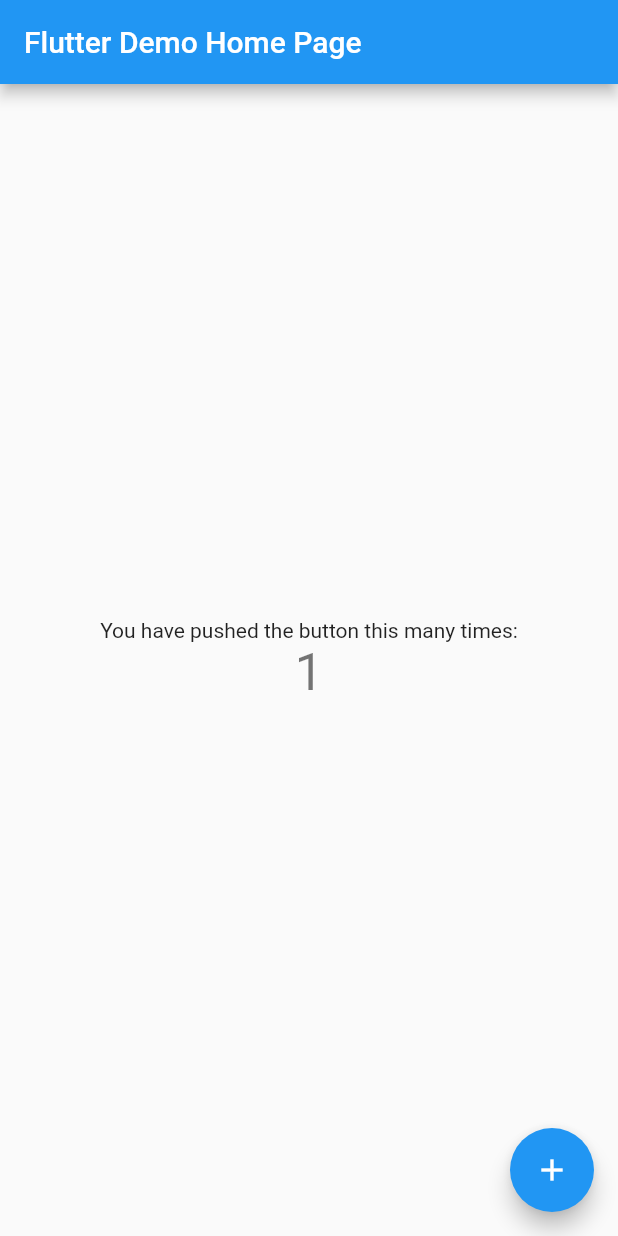
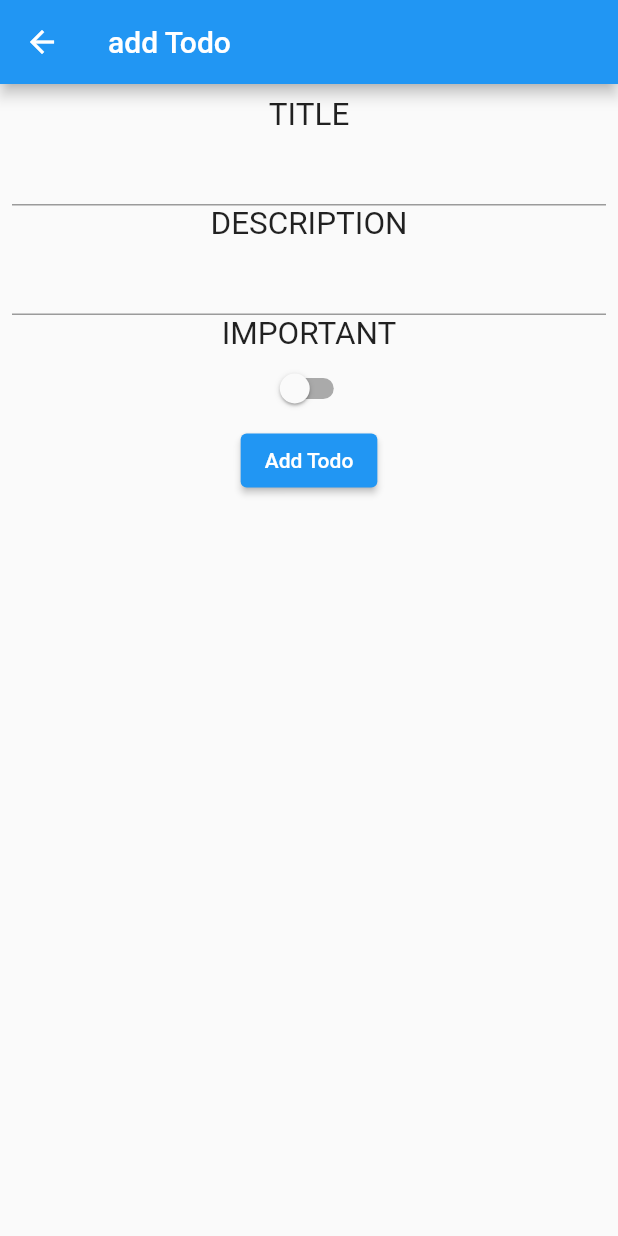
Before and after one commit to ppp3ppj/todo_app, a Flutter app: the screen it shows after launch, after a tap on the "add" icon, on a phone screen of 412 x 824 dp. Run offline on Flutter 3.47's test engine with Material 2 defaults, Android fonts, the phone set to English and light mode, and no system bars; our stand-ins replace bloc, equatable, flutter_bloc, hive, hive_flutter; accounts and stored records are empty.

Commit message:
bloc setup

```diff
--- a/lib/main.dart
+++ b/lib/main.dart
@@ -1,115 +1,44 @@
+import 'package:crud_bloc/src/app_route.dart';
+import 'package:crud_bloc/src/bloc/app_bloc_observer.dart';
+import 'package:crud_bloc/src/bloc/crud_bloc.dart';
+import 'package:crud_bloc/src/models/device_model.dart';
+import 'package:crud_bloc/src/pages/homepage.dart';
 import 'package:flutter/material.dart';
+import 'package:flutter_bloc/flutter_bloc.dart';
 
-void main() {
-  runApp(const MyApp());
+import 'package:hive/hive.dart';
+import 'package:hive_flutter/hive_flutter.dart';
+
+void main() async{
+  // runApp(const MyApp());
+  await Hive.initFlutter();
+  Hive.registerAdapter(DeviceModelAdapter());
+  BlocOverrides.runZoned(
+        () {
+      runApp(MyApp());
+    },
+    blocObserver: AppBlocObserver(),
+  );
 }
 
 class MyApp extends StatelessWidget {
   const MyApp({super.key});
 
-  // This widget is the root of your application.
   @override
   Widget build(BuildContext context) {
-    return MaterialApp(
-      title: 'Flutter Demo',
-      theme: ThemeData(
-        // This is the theme of your application.
-        //
-        // Try running your application with "flutter run". You'll see the
-        // application has a blue toolbar. Then, without quitting the app, try
-        // changing the primarySwatch below to Colors.green and then invoke
-        // "hot reload" (press "r" in the console where you ran "flutter run",
-        // or simply save your changes to "hot reload" in a Flutter IDE).
-        // Notice that the counter didn't reset back to zero; the application
-        // is not restarted.
-        primarySwatch: Colors.blue,
+
+    final crudBloc = BlocProvider<CrudBloc>(create: (context) => CrudBloc());
+
+    return MultiBlocProvider(
+      providers: [crudBloc],
+      child: MaterialApp(
+        title: 'Flutter Demo',
+        routes: AppRoute().getAll,
+        theme: ThemeData(
+          primarySwatch: Colors.blue,
+        ),
+        home: const MyHomePage(title: 'Flutter Demo Home Page'),
       ),
-      home: const MyHomePage(title: 'Flutter Demo Home Page'),
     );
   }
 }
-
-class MyHomePage extends StatefulWidget {
-  const MyHomePage({super.key, required this.title});
-
-  // This widget is the home page of your application. It is stateful, meaning
-  // that it has a State object (defined below) that contains fields that affect
-  // how it looks.
-
-  // This class is the configuration for the state. It holds the values (in this
-  // case the title) provided by the parent (in this case the App widget) and
-  // used by the build method of the State. Fields in a Widget subclass are
-  // always marked "final".
-
-  final String title;
-
-  @override
-  State<MyHomePage> createState() => _MyHomePageState();
-}
-
-class _MyHomePageState extends State<MyHomePage> {
-  int _counter = 0;
-
-  void _incrementCounter() {
-    setState(() {
-      // This call to setState tells the Flutter framework that something has
-      // changed in this State, which causes it to rerun the build method below
-      // so that the display can reflect the updated values. If we changed
-      // _counter without calling setState(), then the build method would not be
-      // called again, and so nothing would appear to happen.
-      _counter++;
-    });
-  }
-
-  @override
-  Widget build(BuildContext context) {
-    // This method is rerun every time setState is called, for instance as done
-    // by the _incrementCounter method above.
-    //
-    // The Flutter framework has been optimized to make rerunning build methods
-    // fast, so that you can just rebuild anything that needs updating rather
-    // than having to individually change instances of widgets.
-    return Scaffold(
-      appBar: AppBar(
-        // Here we take the value from the MyHomePage object that was created by
-        // the App.build method, and use it to set our appbar title.
-        title: Text(widget.title),
-      ),
-      body: Center(
-        // Center is a layout widget. It takes a single child and positions it
-        // in the middle of the parent.
-        child: Column(
-          // Column is also a layout widget. It takes a list of children and
-          // arranges them vertically. By default, it sizes itself to fit its
-          // children horizontally, and tries to be as tall as its parent.
-          //
-          // Invoke "debug painting" (press "p" in the console, choose the
-          // "Toggle Debug Paint" action from the Flutter Inspector in Android
-          // Studio, or the "Toggle Debug Paint" command in Visual Studio Code)
-          // to see the wireframe for each widget.
-          //
-          // Column has various properties to control how it sizes itself and
-          // how it positions its children. Here we use mainAxisAlignment to
-          // center the children vertically; the main axis here is the vertical
-          // axis because Columns are vertical (the cross axis would be
-          // horizontal).
-          mainAxisAlignment: MainAxisAlignment.center,
-          children: <Widget>[
-            const Text(
-              'You have pushed the button this many times:',
-            ),
-            Text(
-              '$_counter',
-              style: Theme.of(context).textTheme.headline4,
-            ),
-          ],
-        ),
-      ),
-      floatingActionButton: FloatingActionButton(
-        onPressed: _incrementCounter,
-        tooltip: 'Increment',
-        child: const Icon(Icons.add),
-      ), // This trailing comma makes auto-formatting nicer for build methods.
-    );
-  }
-}
--- /dev/null
+++ b/lib/src/app_route.dart
@@ -0,0 +1,15 @@
+import 'package:crud_bloc/src/pages/add_todo.dart';
+import 'package:flutter/cupertino.dart';
+import 'package:crud_bloc/src/pages/homepage.dart';
+
+class AppRoute {
+  static const home = 'home';
+  static const addTodo = 'addTodo';
+
+  final _route = <String, WidgetBuilder>{
+    home: (context) => MyHomePage(title: "HomePage"),
+    addTodo: (context) => AddTodoPage(title: "add Todo"),
+  };
+
+  get getAll => _route;
+}
--- /dev/null
+++ b/lib/src/bloc/app_bloc_observer.dart
@@ -0,0 +1,20 @@
+import 'dart:developer';
+
+import 'package:bloc/bloc.dart';
+
+
+class AppBlocObserver extends BlocObserver {
+  @override
+  void onTransition(Bloc bloc, Transition transition) {
+    print("AppBlocObserver" + transition.toString());
+    // log("AppBlocObserver" + transition.toString());
+    super.onTransition(bloc, transition);
+  }
+
+  @override
+  void onError(BlocBase bloc, Object error, StackTrace stackTrace) {
+    print(error);
+    // log(error.toString());
+    super.onError(bloc, error, stackTrace);
+  }
+}
--- /dev/null
+++ b/lib/src/bloc/crud_bloc.dart
@@ -0,0 +1,28 @@
+import 'dart:async';
+import 'dart:developer';
+
+import 'package:bloc/bloc.dart';
+import 'package:crud_bloc/src/models/device_model.dart';
+import 'package:crud_bloc/src/services/database_service.dart';
+import 'package:equatable/equatable.dart';
+
+part 'crud_event.dart';
+part 'crud_state.dart';
+
+class CrudBloc extends Bloc<CrudEvent, CrudState> {
+  CrudBloc() : super(CrudInitial()) {
+    List<DeviceModel> devices= [];
+    on<AddDevice>((event, emit) async {
+      // DatabaseService.addTask(
+      //   DeviceModel(title: event.title),
+      // );
+      devices.add(DeviceModel(title: event.title));
+      // log("OK");
+      print("OKKKKKKKKKKKKKKKKK");
+      log('${devices.first.toJson()}');
+      log('hi');
+    });
+
+
+  }
+}
--- /dev/null
+++ b/lib/src/bloc/crud_event.dart
@@ -0,0 +1,17 @@
+part of 'crud_bloc.dart';
+
+abstract class CrudEvent extends Equatable {
+  const CrudEvent();
+}
+
+class AddDevice extends CrudEvent {
+  // final int id;
+  final String title;
+
+  AddDevice({required this.title});
+
+
+  @override
+  List<Object?> get props =>
+      [title];
+}
--- /dev/null
+++ b/lib/src/bloc/crud_state.dart
@@ -0,0 +1,26 @@
+part of 'crud_bloc.dart';
+
+abstract class CrudState extends Equatable {
+  const CrudState();
+}
+
+class CrudInitial extends CrudState {
+  @override
+  List<Object> get props => [];
+}
+
+class DisplayTodos extends CrudState {
+  final List<DeviceModel> device;
+  const DisplayTodos({required this.device});
+
+  @override
+  List<Object> get props => [device];
+}
+
+class DisplaySpecificTodo extends CrudState {
+  final List<DeviceModel> device;
+  const DisplaySpecificTodo({required this.device});
+
+  @override
+  List<Object> get props => [device];
+}
--- /dev/null
+++ b/lib/src/models/device_model.dart
@@ -0,0 +1,48 @@
+import 'package:hive/hive.dart';
+import 'package:hive_flutter/hive_flutter.dart';
+
+part 'device_model.g.dart';
+
+@HiveType(typeId: 1)
+class DeviceModel {
+
+  @HiveField(0)
+  int? id;
+
+  @HiveField(1)
+  final String title;
+
+  @HiveField(2)
+  DateTime? date;
+
+  @HiveField(3)
+  bool status;
+
+  @HiveField(4)
+  bool statusTask; //? for taskStatus
+
+  //* Auto mode
+  //TODO: set auto 0 at this to condition to disable auto mode every use
+  //? can't not be set null to this value
+  @HiveField(5)
+  int autoMinOn;
+  @HiveField(6)
+  int autoMaxOff;
+
+
+  DeviceModel({
+    this.id, this.date, required this.title, this.status = false, this.statusTask = false, this.autoMaxOff = 0, this.autoMinOn = 0,
+  });
+
+  Map<String, dynamic> toJson() => {
+    'id': id,
+    'title': title,
+    'date': date,
+    'status': status,
+    'statusTask' :statusTask,
+    'autoMode' : '$autoMinOn : $autoMaxOff'
+  };
+
+
+// List<SolenoidModel> get solenoidV => solenoid;
+}
--- /dev/null
+++ b/lib/src/pages/add_todo.dart
@@ -0,0 +1,79 @@
+import 'package:crud_bloc/src/bloc/crud_bloc.dart';
+import 'package:crud_bloc/src/models/device_model.dart';
+import 'package:crud_bloc/src/widgets/custom_text.dart';
+import 'package:flutter/material.dart';
+
+import 'package:flutter_bloc/flutter_bloc.dart';
+
+class AddTodoPage extends StatefulWidget {
+  final String title;
+
+  const AddTodoPage({Key? key, required this.title}) : super(key: key);
+
+  @override
+  State<AddTodoPage> createState() => _AddTodoPageState();
+}
+
+class _AddTodoPageState extends State<AddTodoPage> {
+
+  final TextEditingController _title = TextEditingController();
+  final TextEditingController _description = TextEditingController();
+  bool toggleSwitch = false;
+
+  @override
+  Widget build(BuildContext context) {
+    return Scaffold(
+      appBar: AppBar(
+        title: Text(widget.title),
+      ),
+      body: Container(
+        padding: const EdgeInsets.all(8),
+        height: MediaQuery.of(context).size.height,
+        child: Column(
+          children: [
+            CustomText(text: 'title'.toUpperCase()),
+            TextFormField(controller: _title),
+            CustomText(text: 'description'.toUpperCase()),
+            TextFormField(controller: _description),
+            CustomText(text: 'important'.toUpperCase()),
+            Switch(
+              value: toggleSwitch,
+              onChanged: (newVal) {
+                setState(() {
+                  toggleSwitch = !toggleSwitch;
+                });
+              },
+            ),
+            BlocBuilder<CrudBloc, CrudState>(
+              builder: (context, state) {
+                return ElevatedButton(
+                    onPressed: () {
+                      if (_title.text.isNotEmpty &&
+                          _description.text.isNotEmpty) {
+                        context.read<CrudBloc>().add(
+                          AddDevice(title: _title.text),
+                            );
+                        ScaffoldMessenger.of(context)
+                            .showSnackBar(const SnackBar(
+                          duration: Duration(seconds: 1),
+                          content: Text("todo added successfully"),
+                        ));
+                        // context.read<CrudBloc>().add(const FetchTodos());
+                        Navigator.pop(context);
+                      } else {
+                        ScaffoldMessenger.of(context).showSnackBar(SnackBar(
+                          content: Text(
+                              "title and description fields must not be blank"
+                                  .toUpperCase()),
+                        ));
+                      }
+                    },
+                    child: const Text('Add Todo'));
+              },
+            ),
+          ],
+        ),
+      ),
+    );
+  }
+}
--- /dev/null
+++ b/lib/src/pages/homepage.dart
@@ -0,0 +1,93 @@
+import 'package:crud_bloc/src/app_route.dart';
+import 'package:flutter/material.dart';
+
+class MyHomePage extends StatefulWidget {
+  const MyHomePage({super.key, required this.title});
+
+  // This widget is the home page of your application. It is stateful, meaning
+  // that it has a State object (defined below) that contains fields that affect
+  // how it looks.
+
+  // This class is the configuration for the state. It holds the values (in this
+  // case the title) provided by the parent (in this case the App widget) and
+  // used by the build method of the State. Fields in a Widget subclass are
+  // always marked "final".
+
+  final String title;
+
+  @override
+  State<MyHomePage> createState() => _MyHomePageState();
+}
+
+class _MyHomePageState extends State<MyHomePage> {
+  int _counter = 0;
+
+  void _incrementCounter() {
+    setState(() {
+      // This call to setState tells the Flutter framework that something has
+      // changed in this State, which causes it to rerun the build method below
+      // so that the display can reflect the updated values. If we changed
+      // _counter without calling setState(), then the build method would not be
+      // called again, and so nothing would appear to happen.
+      _counter++;
+    });
+  }
+
+  @override
+  Widget build(BuildContext context) {
+    // This method is rerun every time setState is called, for instance as done
+    // by the _incrementCounter method above.
+    //
+    // The Flutter framework has been optimized to make rerunning build methods
+    // fast, so that you can just rebuild anything that needs updating rather
+    // than having to individually change instances of widgets.
+    return Scaffold(
+      appBar: AppBar(
+        // Here we take the value from the MyHomePage object that was created by
+        // the App.build method, and use it to set our appbar title.
+        title: Text(widget.title),
+        actions: [
+          IconButton(
+            onPressed: () => Navigator.pushNamed(context, AppRoute.addTodo),
+            icon: Icon(Icons.add),
+          ),
+        ],
+      ),
+      body: Center(
+        // Center is a layout widget. It takes a single child and positions it
+        // in the middle of the parent.
+        child: Column(
+          // Column is also a layout widget. It takes a list of children and
+          // arranges them vertically. By default, it sizes itself to fit its
+          // children horizontally, and tries to be as tall as its parent.
+          //
+          // Invoke "debug painting" (press "p" in the console, choose the
+          // "Toggle Debug Paint" action from the Flutter Inspector in Android
+          // Studio, or the "Toggle Debug Paint" command in Visual Studio Code)
+          // to see the wireframe for each widget.
+          //
+          // Column has various properties to control how it sizes itself and
+          // how it positions its children. Here we use mainAxisAlignment to
+          // center the children vertically; the main axis here is the vertical
+          // axis because Columns are vertical (the cross axis would be
+          // horizontal).
+          mainAxisAlignment: MainAxisAlignment.center,
+          children: <Widget>[
+            const Text(
+              'You have pushed the button this many times:',
+            ),
+            Text(
+              '$_counter',
+              style: Theme.of(context).textTheme.headline4,
+            ),
+          ],
+        ),
+      ),
+      floatingActionButton: FloatingActionButton(
+        onPressed: _incrementCounter,
+        tooltip: 'Increment',
+        child: const Icon(Icons.add),
+      ), // This trailing comma makes auto-formatting nicer for build methods.
+    );
+  }
+}
--- /dev/null
+++ b/lib/src/services/database_service.dart
@@ -0,0 +1,15 @@
+import 'dart:developer';
+
+import 'package:crud_bloc/src/models/device_model.dart';
+import 'package:hive_flutter/hive_flutter.dart';
+import 'package:hive/hive.dart';
+
+class DatabaseService {
+  // static final DatabaseService instance = DatabaseService._init();
+  Future<void> addTask(DeviceModel device) async {
+    log('devide : ${device.id}');
+    final deviceDB = await Hive.openBox<DeviceModel>('${device.id}');
+    final id = await deviceDB.add(device);
+    log(device.toJson().toString());
+  }
+}
--- /dev/null
+++ b/lib/src/widgets/custom_text.dart
@@ -0,0 +1,14 @@
+import 'package:flutter/material.dart';
+
+class CustomText extends StatelessWidget {
+  final String text;
+  const CustomText({Key? key, required this.text}) : super(key: key);
+
+  @override
+  Widget build(BuildContext context) {
+    return Text(
+      text,
+      style: const TextStyle(fontSize: 21),
+    );
+  }
+}
```
Also changed, not shown: pubspec.yaml (+7 -0 lines), lib/src/models/device_model.g.dart (added), pubspec.lock, 1 other file.
